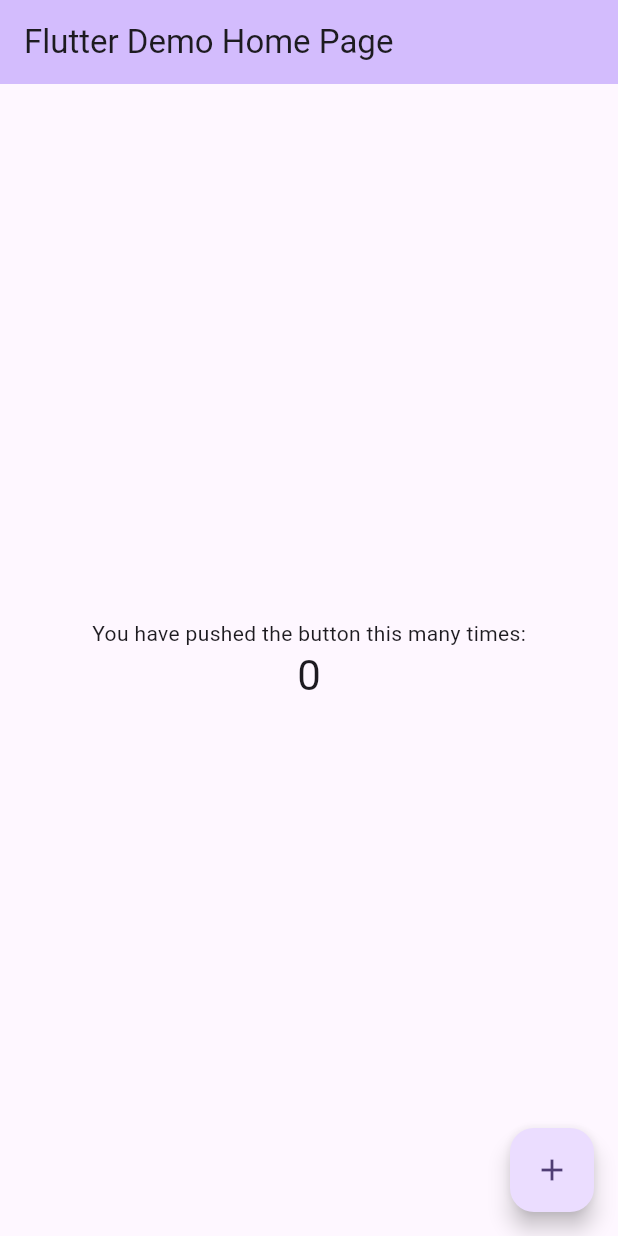
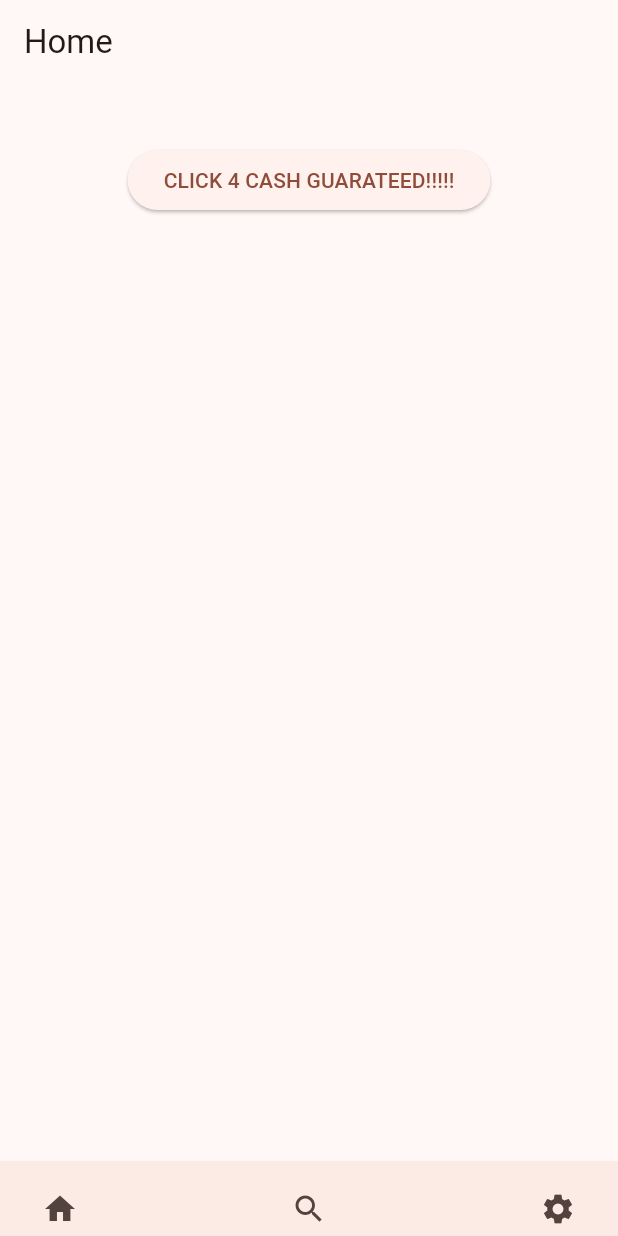
Before and after one commit to JTP75/restaurant_app, a Flutter app: the screen it shows after launch, on a phone screen of 412 x 824 dp. Run offline on Flutter 3.47's test engine with Material 3 defaults, Android fonts, the phone set to English and light mode, and no system bars; our stand-ins replace device_preview.

Commit message:
worked on ui navigation with dart

```diff
--- a/lib/main.dart
+++ b/lib/main.dart
@@ -1,125 +1,179 @@
 import 'package:flutter/material.dart';
+import 'package:provider/provider.dart';
+import 'package:device_preview/device_preview.dart';
 
-void main() {
-  runApp(const MyApp());
+const double topInset = 40;
+const double bottomInset = 30;
+
+
+void main() => runApp(
+  DevicePreview(
+    enabled: true,
+    builder: (context) => MyApp(), // Wrap your app
+  ),
+);
+
+/// Top level for application
+class MyApp extends StatefulWidget {
+  const MyApp({super.key});
+
+  @override
+  AppWidgetState createState() => AppWidgetState();
 }
 
-class MyApp extends StatelessWidget {
-  const MyApp({super.key});
+class AppState extends ChangeNotifier {
+  void updateState() {
+    print("changing state");
+    notifyListeners();
+  }
+}
 
-  // This widget is the root of your application.
+class AppWidgetState extends State<MyApp> {
+  AppState state = AppState();
+
   @override
   Widget build(BuildContext context) {
-    return MaterialApp(
-      title: 'Flutter Demo',
-      theme: ThemeData(
-        // This is the theme of your application.
-        //
-        // TRY THIS: Try running your application with "flutter run". You'll see
-        // the application has a purple toolbar. Then, without quitting the app,
-        // try changing the seedColor in the colorScheme below to Colors.green
-        // and then invoke "hot reload" (save your changes or press the "hot
-        // reload" button in a Flutter-supported IDE, or press "r" if you used
-        // the command line to start the app).
-        //
-        // Notice that the counter didn't reset back to zero; the application
-        // state is not lost during the reload. To reset the state, use hot
-        // restart instead.
-        //
-        // This works for code too, not just values: Most code changes can be
-        // tested with just a hot reload.
-        colorScheme: ColorScheme.fromSeed(seedColor: Colors.deepPurple),
-        useMaterial3: true,
+
+    return ChangeNotifierProvider(
+      create: (context) => AppState(),
+      child: MaterialApp(
+        title: 'Restaurant App',
+        theme: ThemeData(
+          useMaterial3: true,
+          colorScheme: ColorScheme.fromSeed(seedColor: Colors.deepOrange),
+        ),
+        home: HomePage(),
       ),
-      home: const MyHomePage(title: 'Flutter Demo Home Page'),
+    );
+
+  }
+}
+
+class HomePage extends StatelessWidget {
+  @override
+  Widget build(BuildContext context) {
+    return Scaffold(
+
+      appBar: AppBar(
+        title: Text("Home"),
+      ),
+
+      body: SafeArea(
+        child: Column(
+          mainAxisAlignment: MainAxisAlignment.start,
+          children: [
+            Row(
+              mainAxisAlignment: MainAxisAlignment.center,
+              children: [
+                Padding(
+                  padding: const EdgeInsets.only(top: topInset, bottom: bottomInset),
+                  child: ElevatedButton(
+                    onPressed: () {
+                      print('virus installed! :D');
+                    },
+                    child: Text('CLICK 4 CASH GUARATEED!!!!!'),
+                  ),
+                ),
+              ],
+            ),
+          ],
+        ),
+      ),
+
+      bottomNavigationBar: BottomAppBar(
+        height: 50,
+        child: Row(
+          mainAxisAlignment: MainAxisAlignment.spaceBetween,
+          children: [
+            IconButton(
+              icon: Icon(Icons.home),
+              onPressed: () {
+                // Handle home button press
+              },
+            ),
+            IconButton(
+              icon: Icon(Icons.search),
+              onPressed: () {
+                Navigator.push(
+                  context,
+                  MaterialPageRoute(builder: (context) => SearchPage())
+                );
+              },
+            ),
+            IconButton(
+              icon: Icon(Icons.settings),
+              onPressed: () {
+                // Handle settings button press
+              },
+            ),
+          ],
+        ),
+      ),
+
     );
   }
 }
 
-class MyHomePage extends StatefulWidget {
-  const MyHomePage({super.key, required this.title});
-
-  // This widget is the home page of your application. It is stateful, meaning
-  // that it has a State object (defined below) that contains fields that affect
-  // how it looks.
-
-  // This class is the configuration for the state. It holds the values (in this
-  // case the title) provided by the parent (in this case the App widget) and
-  // used by the build method of the State. Fields in a Widget subclass are
-  // always marked "final".
-
-  final String title;
-
-  @override
-  State<MyHomePage> createState() => _MyHomePageState();
-}
-
-class _MyHomePageState extends State<MyHomePage> {
-  int _counter = 0;
-
-  void _incrementCounter() {
-    setState(() {
-      // This call to setState tells the Flutter framework that something has
-      // changed in this State, which causes it to rerun the build method below
-      // so that the display can reflect the updated values. If we changed
-      // _counter without calling setState(), then the build method would not be
-      // called again, and so nothing would appear to happen.
-      _counter++;
-    });
-  }
-
+class SearchPage extends StatelessWidget {
   @override
   Widget build(BuildContext context) {
-    // This method is rerun every time setState is called, for instance as done
-    // by the _incrementCounter method above.
-    //
-    // The Flutter framework has been optimized to make rerunning build methods
-    // fast, so that you can just rebuild anything that needs updating rather
-    // than having to individually change instances of widgets.
     return Scaffold(
+
       appBar: AppBar(
-        // TRY THIS: Try changing the color here to a specific color (to
-        // Colors.amber, perhaps?) and trigger a hot reload to see the AppBar
-        // change color while the other colors stay the same.
-        backgroundColor: Theme.of(context).colorScheme.inversePrimary,
-        // Here we take the value from the MyHomePage object that was created by
-        // the App.build method, and use it to set our appbar title.
-        title: Text(widget.title),
+        title: Text("Search"),
       ),
-      body: Center(
-        // Center is a layout widget. It takes a single child and positions it
-        // in the middle of the parent.
+
+      body: SafeArea(
         child: Column(
-          // Column is also a layout widget. It takes a list of children and
-          // arranges them vertically. By default, it sizes itself to fit its
-          // children horizontally, and tries to be as tall as its parent.
-          //
-          // Column has various properties to control how it sizes itself and
-          // how it positions its children. Here we use mainAxisAlignment to
-          // center the children vertically; the main axis here is the vertical
-          // axis because Columns are vertical (the cross axis would be
-          // horizontal).
-          //
-          // TRY THIS: Invoke "debug painting" (choose the "Toggle Debug Paint"
-          // action in the IDE, or press "p" in the console), to see the
-          // wireframe for each widget.
-          mainAxisAlignment: MainAxisAlignment.center,
-          children: <Widget>[
-            const Text(
-              'You have pushed the button this many times:',
-            ),
-            Text(
-              '$_counter',
-              style: Theme.of(context).textTheme.headlineMedium,
+          mainAxisAlignment: MainAxisAlignment.start,
+          children: [
+            Row(
+              mainAxisAlignment: MainAxisAlignment.center,
+              children: [
+                Padding(
+                  padding: const EdgeInsets.only(top: topInset, bottom: bottomInset),
+                  child: ElevatedButton(
+                    onPressed: () {
+                      print('virus installed! :D');
+                    },
+                    child: Text('SEARCH 4 SUCKAS!!!!!'),
+                  ),
+                ),
+              ],
             ),
           ],
         ),
       ),
-      floatingActionButton: FloatingActionButton(
-        onPressed: _incrementCounter,
-        tooltip: 'Increment',
-        child: const Icon(Icons.add),
-      ), // This trailing comma makes auto-formatting nicer for build methods.
+
+      bottomNavigationBar: BottomAppBar(
+        height: 50,
+        child: Row(
+          mainAxisAlignment: MainAxisAlignment.spaceBetween,
+          children: [
+            IconButton(
+              icon: Icon(Icons.home),
+              onPressed: () {
+                Navigator.push(
+                  context,
+                  MaterialPageRoute(builder: (context) => HomePage())
+                );
+              },
+            ),
+            IconButton(
+              icon: Icon(Icons.search),
+              onPressed: () {
+              },
+            ),
+            IconButton(
+              icon: Icon(Icons.settings),
+              onPressed: () {
+                // Handle settings button press
+              },
+            ),
+          ],
+        ),
+      ),
+
     );
   }
 }
--- a/pubspec.yaml
+++ b/pubspec.yaml
@@ -16,7 +16,7 @@ publish_to: 'none' # Remove this line if you wish to publish to pub.dev
 # https://developer.apple.com/library/archive/documentation/General/Reference/InfoPlistKeyReference/Articles/CoreFoundationKeys.html
 # In Windows, build-name is used as the major, minor, and patch parts
 # of the product and file versions while build-number is used as the build suffix.
-version: 1.0.0+1
+version: 0.0.0+1
 
 environment:
   sdk: '>=3.2.0 <4.0.0'
@@ -35,6 +35,9 @@ dependencies:
   # The following adds the Cupertino Icons font to your application.
   # Use with the CupertinoIcons class for iOS style icons.
   cupertino_icons: ^1.0.2
+  english_words: ^4.0.0
+  provider: ^6.1.1
+  device_preview: ^1.1.0
 
 dev_dependencies:
   flutter_test:
```
Also changed, not shown: analysis_options.yaml (+7 -2 lines), pubspec.lock, 1 other file.
